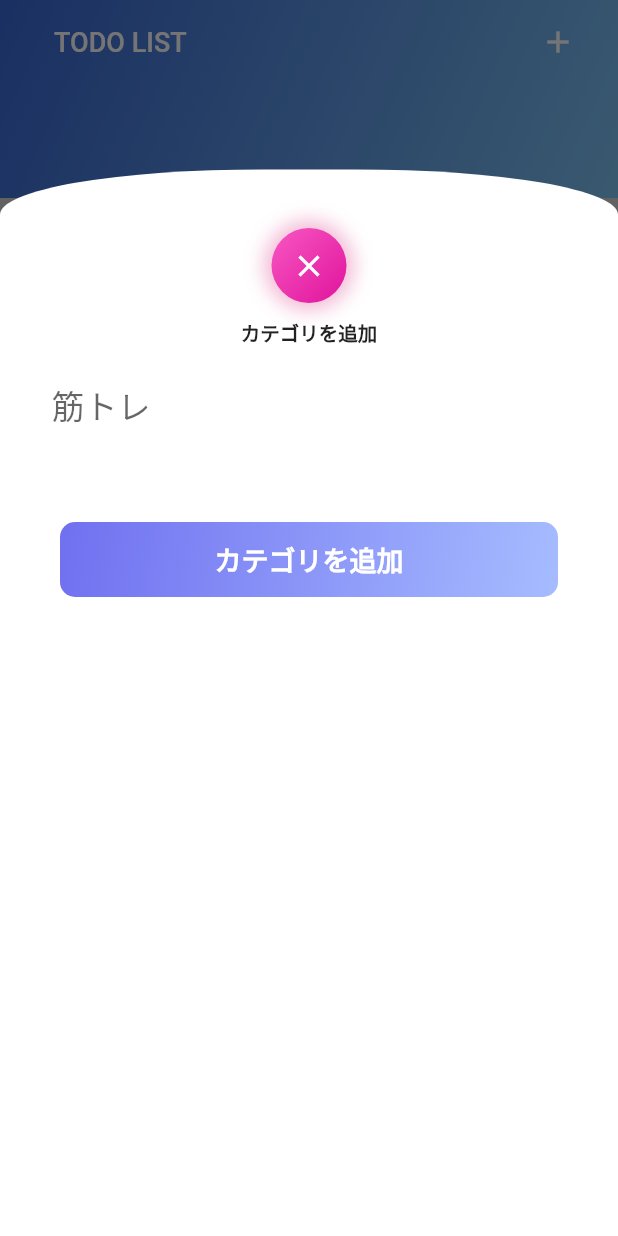
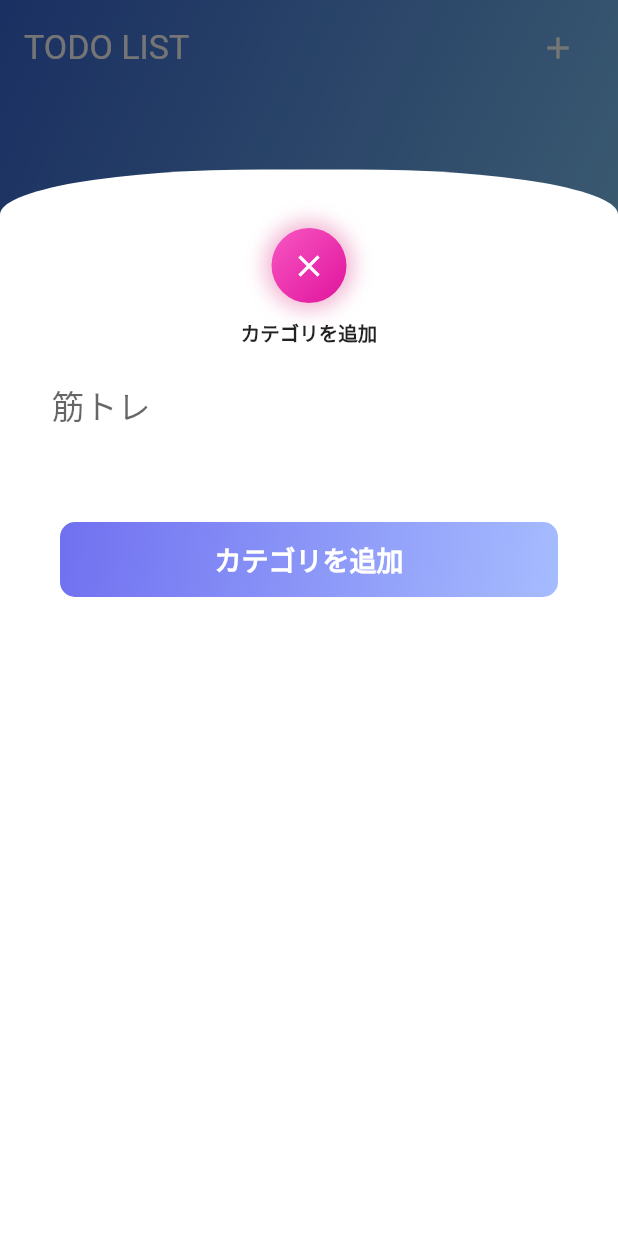
Before and after one commit to TTTTk84/Simple-TodoApp, a Flutter app: the screen it shows after launch, after a tap on the "add" icon, on a phone screen of 412 x 824 dp. Run offline on Flutter 3.47's test engine with Material 2 defaults, Android fonts, the phone set to English and light mode, and no system bars; our stand-ins replace flutter_datetime_picker, flutter_local_notifications, gradient_app_bar, sqflite; accounts and stored records are empty; statements that could not run were skipped.

Commit message:
[Fix] fix size wip

```diff
--- a/lib/db/db_provider.dart
+++ b/lib/db/db_provider.dart
@@ -23,7 +23,7 @@ class DBProvider {
     final Directory documentsDirectory =
         await getApplicationDocumentsDirectory();
     final String path = join(documentsDirectory.path, _databaseName);
-    print('path ${path}');
+    print('dbpath: ${path}');
     return await openDatabase(
       path,
       version: _databaseVersion,
--- a/lib/db/task_repository.dart
+++ b/lib/db/task_repository.dart
@@ -33,6 +33,7 @@ class TaskRepository with ChangeNotifier {
       conflictAlgorithm: ConflictAlgorithm.replace,
     );
     Task _task = Task.fromMap(row);
+    _task.id = id;
     this.tasklist.add(_task);
     notifyListeners();
     return _task;
--- a/lib/db/todo_repository.dart
+++ b/lib/db/todo_repository.dart
@@ -20,6 +20,7 @@ class TodoRepository with ChangeNotifier {
     final id = await db.insert(table, row);
     if (id == 0) return null;
     Todo todo = Todo.fromMap(row);
+    todo.id = id;
     this.todolist.insert(0, todo);
     notifyListeners();
     return todo;
--- a/lib/main.dart
+++ b/lib/main.dart
@@ -28,7 +28,9 @@ class MyApp extends StatelessWidget {
           primaryColor: Colors.pinkAccent,
           brightness: Brightness.light,
         ),
-        home: HomePage(),
+        home: SafeArea(
+          child: HomePage(),
+        ),
       ),
     );
   }
--- a/lib/models/task.dart
+++ b/lib/models/task.dart
@@ -13,7 +13,7 @@ class Task {
     @required this.updatedAt,
   });
 
-  final int id;
+  int id;
   String description;
   bool is_checked;
   bool is_enabled;
--- a/lib/models/todo.dart
+++ b/lib/models/todo.dart
@@ -8,7 +8,7 @@ class Todo {
     @required this.updatedAt,
   });
 
-  final int id;
+  int id;
   String description;
   final DateTime createdAt;
   DateTime updatedAt;
--- a/lib/views/homePage.dart
+++ b/lib/views/homePage.dart
@@ -36,7 +36,11 @@ class HomePage extends StatelessWidget {
 
     return Container(
       child: Scaffold(
-        appBar: TodoAppBar(),
+        appBar: PreferredSize(
+          preferredSize:
+              Size.fromHeight(MediaQuery.of(context).size.height * 0.24),
+          child: TodoAppBar(),
+        ),
         body: Column(
           crossAxisAlignment: CrossAxisAlignment.start,
           children: <Widget>[
--- a/lib/widgets/appBar.dart
+++ b/lib/widgets/appBar.dart
@@ -6,37 +6,33 @@ import 'package:todo_app/db/todo_repository.dart';
 import 'package:todo_app/models/task.dart';
 import 'package:todo_app/models/todo.dart';
 import 'package:todo_app/ui/appBarUI.dart';
-import 'package:todo_app/utils/selectDateTime.dart';
 
 import 'package:todo_app/utils/util.dart';
-import 'package:todo_app/views/reminderPage.dart';
 import 'package:todo_app/widgets/todoModal.dart';
 
-class TodoAppBar extends StatelessWidget with PreferredSizeWidget {
-  @override
-  Size get preferredSize => const Size.fromHeight(180.0);
-
+class TodoAppBar extends StatelessWidget {
   @override
   Widget build(BuildContext context) {
+    double deviceW = MediaQuery.of(context).size.width;
+    double deviceH = MediaQuery.of(context).size.height;
     TodoRepository todo_repository = Provider.of<TodoRepository>(context);
     TaskRepository task_repository =
         Provider.of<TaskRepository>(context, listen: false);
     List<Task> _tasks = task_repository.enabled_task_items;
 
     return GradientAppBar(
-      title: Container(
-        width: MediaQuery.of(context).size.width,
-        margin: EdgeInsets.only(left: 20),
-        child: Column(
+      title: Column(
         mainAxisAlignment: MainAxisAlignment.center,
         crossAxisAlignment: CrossAxisAlignment.start,
         children: <Widget>[
+          SizedBox(height: deviceW * 0.02),
           Row(
             mainAxisAlignment: MainAxisAlignment.spaceBetween,
             children: <Widget>[
               Text(
                 'TODO LIST',
-                  style: TextStyle(fontSize: 18, fontWeight: FontWeight.w500),
+                style: TextStyle(
+                    fontSize: deviceW * 0.055, fontWeight: FontWeight.w400),
               ),
               IconButton(
                 icon: Icon(
@@ -59,7 +55,6 @@ class TodoAppBar extends StatelessWidget with PreferredSizeWidget {
           ),
         ],
       ),
-      ),
       elevation: 0,
       gradient: LinearGradient(
         begin: Alignment.topLeft,
```
Also changed, not shown: lib/ui/appBarUI.dart (+7 -3 lines), pubspec.yaml (+5 -51 lines), pubspec.lock, 8 other files. Lines whose indentation alone changed are shown as unchanged.
